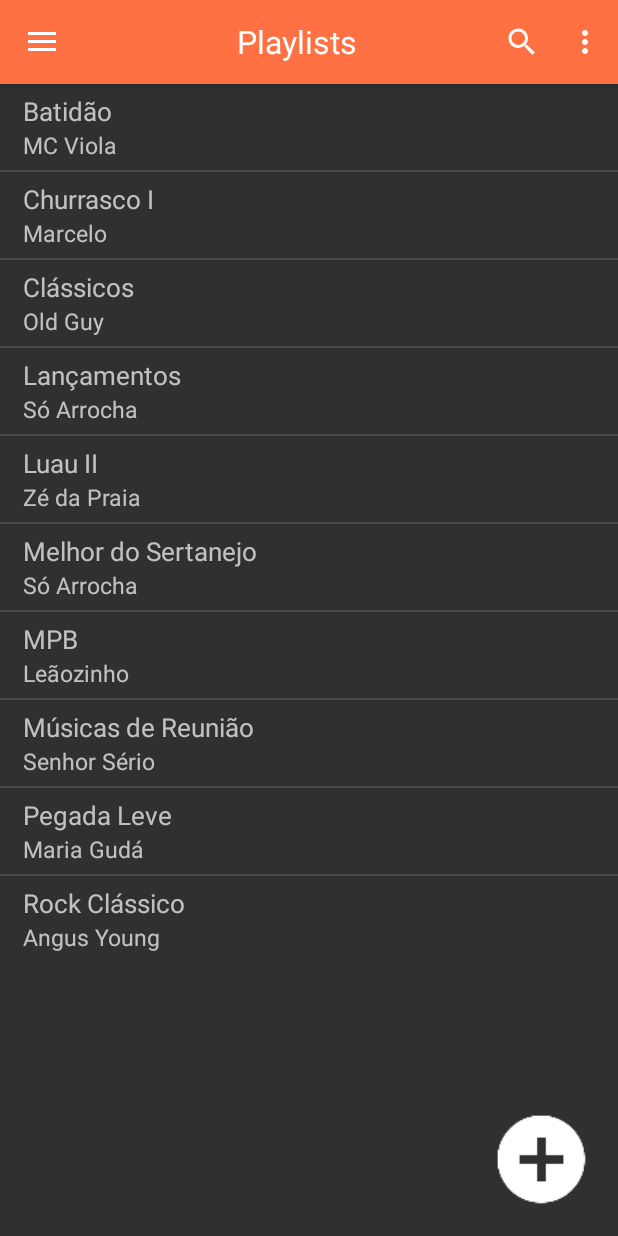
After one commit to Marcelexx/autocifra, an Android app: the fragment PlaylistsFragment placed in its activity, on a phone screen of 412 x 824 dp. The commit adds this screen. Run offline under Robolectric (Android 15) with nearby library versions, the phone set to English and light mode, and no system bars.

Commit message:
Adicionada aba de playlists com indexação;

```diff
--- a/app/src/main/java/marceloferracin/autocifra/activities/MainActivity.java
+++ b/app/src/main/java/marceloferracin/autocifra/activities/MainActivity.java
@@ -16,6 +16,7 @@ import android.widget.ListView;
 
 import marceloferracin.autocifra.R;
 import marceloferracin.autocifra.fragments.CifrasFragment;
+import marceloferracin.autocifra.fragments.PlaylistsFragment;
 
 public class MainActivity extends AppCompatActivity {
     private DrawerLayout mDrawer;
@@ -79,7 +80,7 @@ public class MainActivity extends AppCompatActivity {
                 fragment = new CifrasFragment();
                 break;
             case 1:
-                fragment = new CifrasFragment();
+                fragment = new PlaylistsFragment();
                 break;
         }
 
--- a/app/src/main/java/marceloferracin/autocifra/adapters/CifrasViewPagerAdapter.java
+++ b/app/src/main/java/marceloferracin/autocifra/adapters/cifras/CifrasViewPagerAdapter.java
@@ -1,11 +1,11 @@
-package marceloferracin.autocifra.adapters;
+package marceloferracin.autocifra.adapters.cifras;
 
 import android.support.v4.app.Fragment;
 import android.support.v4.app.FragmentManager;
 import android.support.v4.app.FragmentStatePagerAdapter;
 
-import marceloferracin.autocifra.fragments.PlaylistCifrasFragment;
-import marceloferracin.autocifra.fragments.TopCifrasFragment;
+import marceloferracin.autocifra.fragments.cifrassubfragments.PlaylistCifrasFragment;
+import marceloferracin.autocifra.fragments.cifrassubfragments.TopCifrasFragment;
 
 /**
  *
--- a/app/src/main/java/marceloferracin/autocifra/adapters/PlaylistCifrasListAdapter.java
+++ b/app/src/main/java/marceloferracin/autocifra/adapters/cifras/PlaylistCifrasListAdapter.java
@@ -1,4 +1,4 @@
-package marceloferracin.autocifra.adapters;
+package marceloferracin.autocifra.adapters.cifras;
 
 import android.app.Activity;
 import android.view.LayoutInflater;
@@ -51,7 +51,7 @@ public class PlaylistCifrasListAdapter extends ArrayAdapter<PlaylistItem> {
     @Override
     public View getView(int position, View convertView, ViewGroup parent) {
         if (convertView == null) {
-            convertView = LayoutInflater.from(mActivity).inflate(R.layout.playlist_cifas_item, null);
+            convertView = LayoutInflater.from(mActivity).inflate(R.layout.playlist_cifras_item, null);
         }
 
         TextView playlistNameTextView = (TextView) convertView.findViewById(R.id.playlistNameTextView);
--- /dev/null
+++ b/app/src/main/java/marceloferracin/autocifra/adapters/cifras/TopCifrasListAdapter.java
@@ -0,0 +1,65 @@
+package marceloferracin.autocifra.adapters.cifras;
+
+import android.app.Activity;
+import android.view.LayoutInflater;
+import android.view.View;
+import android.view.ViewGroup;
+import android.widget.ArrayAdapter;
+import android.widget.TextView;
+
+import java.util.ArrayList;
+import java.util.List;
+
+import marceloferracin.autocifra.R;
+import marceloferracin.autocifra.models.CifraItem;
+
+/**
+ *
+ * Created by Marcelo Ferracin on 22/11/2015.
+ */
+
+public class TopCifrasListAdapter extends ArrayAdapter<CifraItem> {
+    private List<CifraItem> mCifraItemList;
+    private Activity mActivity;
+
+    public TopCifrasListAdapter(Activity activity, int textViewResourceId, List<CifraItem> cifraItemList) {
+        super(activity, textViewResourceId, cifraItemList);
+
+        mCifraItemList = new ArrayList<>();
+        mActivity = activity;
+
+        for (int i = 0; i < cifraItemList.size(); ++i) {
+            mCifraItemList.add(cifraItemList.get(i));
+        }
+    }
+
+    @Override
+    public int getCount() {
+        return mCifraItemList.size();
+    }
+
+    @Override
+    public CifraItem getItem(int position) {
+        return mCifraItemList.get(position);
+    }
+
+    @Override
+    public long getItemId(int position) {
+        return 0;
+    }
+
+    @Override
+    public View getView(int position, View convertView, ViewGroup parent) {
+        if (convertView == null) {
+            convertView = LayoutInflater.from(mActivity).inflate(R.layout.top_cifras_item, null);
+        }
+
+        TextView musicTextView = (TextView) convertView.findViewById(R.id.musicTextView);
+        TextView artistTextView = (TextView) convertView.findViewById(R.id.artistTextView);
+
+        musicTextView.setText(mCifraItemList.get(position).getMusic());
+        artistTextView.setText(mCifraItemList.get(position).getArtist());
+
+        return convertView;
+    }
+}
--- a/app/src/main/java/marceloferracin/autocifra/adapters/TopCifrasListAdapter.java
+++ b/app/src/main/java/marceloferracin/autocifra/adapters/playlists/PlaylistListAdapter.java
@@ -1,4 +1,4 @@
-package marceloferracin.autocifra.adapters;
+package marceloferracin.autocifra.adapters.playlists;
 
 import android.app.Activity;
 import android.view.LayoutInflater;
@@ -12,38 +12,38 @@ import java.util.ArrayList;
 import java.util.List;
 
 import marceloferracin.autocifra.R;
-import marceloferracin.autocifra.models.CifraItem;
+import marceloferracin.autocifra.models.PlaylistItem;
 import marceloferracin.autocifra.utils.StringMatcher;
 
 /**
  *
- * Created by Marcelo Ferracin on 22/11/2015.
+ * Created by Marcelo Ferracin on 24/11/2015.
  */
 
-public class TopCifrasListAdapter extends ArrayAdapter<CifraItem> implements SectionIndexer {
-    private List<CifraItem> mCifraItemList;
+public class PlaylistListAdapter extends ArrayAdapter<PlaylistItem> implements SectionIndexer {
+    private List<PlaylistItem> mPlaylistItemList;
     private Activity mActivity;
     private String mSections = "#ABCDEFGHIJKLMNOPQRSTUVWXYZ";
 
-    public TopCifrasListAdapter(Activity activity, int textViewResourceId, List<CifraItem> cifraItemList) {
-        super(activity, textViewResourceId, cifraItemList);
+    public PlaylistListAdapter(Activity activity, int textViewResourceId, List<PlaylistItem> playlistItemList) {
+        super(activity, textViewResourceId, playlistItemList);
 
-        mCifraItemList = new ArrayList<>();
+        mPlaylistItemList = new ArrayList<>();
         mActivity = activity;
 
-        for (int i = 0; i < cifraItemList.size(); ++i) {
-            mCifraItemList.add(cifraItemList.get(i));
+        for (int i = 0; i < playlistItemList.size(); ++i) {
+            mPlaylistItemList.add(playlistItemList.get(i));
         }
     }
 
     @Override
     public int getCount() {
-        return mCifraItemList.size();
+        return mPlaylistItemList.size();
     }
 
     @Override
-    public CifraItem getItem(int position) {
-        return mCifraItemList.get(position);
+    public PlaylistItem getItem(int position) {
+        return mPlaylistItemList.get(position);
     }
 
     @Override
@@ -60,8 +60,8 @@ public class TopCifrasListAdapter extends ArrayAdapter<CifraItem> implements Sec
         TextView musicTextView = (TextView) convertView.findViewById(R.id.musicTextView);
         TextView artistTextView = (TextView) convertView.findViewById(R.id.artistTextView);
 
-        musicTextView.setText(mCifraItemList.get(position).getMusic());
-        artistTextView.setText(mCifraItemList.get(position).getArtist());
+        musicTextView.setText(mPlaylistItemList.get(position).getPlaylist());
+        artistTextView.setText(mPlaylistItemList.get(position).getContributor());
 
         return convertView;
     }
@@ -73,12 +73,12 @@ public class TopCifrasListAdapter extends ArrayAdapter<CifraItem> implements Sec
             for (int j = 0; j < getCount(); j++) {
                 if (i == 0) {
                     for (int k = 0; k <= 9; k++) {
-                        if (StringMatcher.match(String.valueOf(getItem(j).getMusic().charAt(0)), String.valueOf(k))) {
+                        if (StringMatcher.match(String.valueOf(getItem(j).getPlaylist().charAt(0)), String.valueOf(k))) {
                             return j;
                         }
                     }
                 } else {
-                    if (StringMatcher.match(String.valueOf(getItem(j).getMusic().charAt(0)), String.valueOf(mSections.charAt(i)))) {
+                    if (StringMatcher.match(String.valueOf(getItem(j).getPlaylist().charAt(0)), String.valueOf(mSections.charAt(i)))) {
                         return j;
                     }
                 }
--- a/app/src/main/java/marceloferracin/autocifra/fragments/CifrasFragment.java
+++ b/app/src/main/java/marceloferracin/autocifra/fragments/CifrasFragment.java
@@ -12,7 +12,7 @@ import android.view.ViewGroup;
 import android.widget.TextView;
 
 import marceloferracin.autocifra.R;
-import marceloferracin.autocifra.adapters.CifrasViewPagerAdapter;
+import marceloferracin.autocifra.adapters.cifras.CifrasViewPagerAdapter;
 import marceloferracin.autocifra.layout.SlidingTabLayout;
 
 
--- /dev/null
+++ b/app/src/main/java/marceloferracin/autocifra/fragments/PlaylistsFragment.java
@@ -0,0 +1,128 @@
+package marceloferracin.autocifra.fragments;
+
+import android.os.Bundle;
+import android.support.v4.app.Fragment;
+import android.view.LayoutInflater;
+import android.view.Menu;
+import android.view.MenuInflater;
+import android.view.MenuItem;
+import android.view.View;
+import android.view.ViewGroup;
+import android.widget.ListView;
+import android.widget.TextView;
+
+import java.util.ArrayList;
+import java.util.Collections;
+import java.util.Comparator;
+import java.util.List;
+
+import marceloferracin.autocifra.R;
+import marceloferracin.autocifra.adapters.playlists.PlaylistListAdapter;
+import marceloferracin.autocifra.models.PlaylistItem;
+
+/**
+ * Created by Marcelo Ferracin on 24/11/2015.
+ */
+
+public class PlaylistsFragment extends Fragment {
+    @Override
+    public View onCreateView(LayoutInflater inflater, ViewGroup container, Bundle savedInstanceState) {
+        View v = inflater.inflate(R.layout.fragment_playlists, container, false);
+        setHasOptionsMenu(true);
+        initComponents(v);
+
+        return v;
+    }
+
+    @Override
+    public void onCreateOptionsMenu(Menu menu, MenuInflater inflater) {
+        inflater.inflate(R.menu.menu_music, menu);
+        super.onCreateOptionsMenu(menu, inflater);
+    }
+
+    @Override
+    public boolean onOptionsItemSelected(MenuItem item) {
+        int id = item.getItemId();
+
+        return id == R.id.top_music_settings || super.onOptionsItemSelected(item);
+    }
+
+    private void initComponents(View v) {
+        TextView toolbarTitle = (TextView) getActivity().findViewById(R.id.main_toolbar_title);
+        toolbarTitle.setText(getString(R.string.playlists_title));
+
+        ListView topMusicCypherListView = (ListView) v.findViewById(R.id.playlistsListView);
+
+        //TODO Ler do servidor
+        List<PlaylistItem> playlistItemList = setPartialPlaylists();
+
+        topMusicCypherListView.setFastScrollEnabled(true);
+
+        final PlaylistListAdapter adapter = new PlaylistListAdapter(getActivity(), R.layout.playlist_cifras_item, playlistItemList);
+        topMusicCypherListView.setAdapter(adapter);
+    }
+
+    private List<PlaylistItem> setPartialPlaylists() {
+        List<PlaylistItem> playlistItemList = new ArrayList<>();
+
+        PlaylistItem playlistItem1 = new PlaylistItem();
+        playlistItem1.setPlaylist("Churrasco I");
+        playlistItem1.setContributor("Marcelo");
+
+        PlaylistItem playlistItem2 = new PlaylistItem();
+        playlistItem2.setPlaylist("Luau II");
+        playlistItem2.setContributor("Zé da Praia");
+
+        PlaylistItem playlistItem3 = new PlaylistItem();
+        playlistItem3.setPlaylist("Músicas de Reunião");
+        playlistItem3.setContributor("Senhor Sério");
+
+        PlaylistItem playlistItem4 = new PlaylistItem();
+        playlistItem4.setPlaylist("Pegada Leve");
+        playlistItem4.setContributor("Maria Gudá");
+
+        PlaylistItem playlistItem5 = new PlaylistItem();
+        playlistItem5.setPlaylist("Batidão");
+        playlistItem5.setContributor("MC Viola");
+
+        PlaylistItem playlistItem6 = new PlaylistItem();
+        playlistItem6.setPlaylist("Clássicos");
+        playlistItem6.setContributor("Old Guy");
+
+        PlaylistItem playlistItem7 = new PlaylistItem();
+        playlistItem7.setPlaylist("Melhor do Sertanejo");
+        playlistItem7.setContributor("Só Arrocha");
+
+        PlaylistItem playlistItem8 = new PlaylistItem();
+        playlistItem8.setPlaylist("Lançamentos");
+        playlistItem8.setContributor("Só Arrocha");
+
+        PlaylistItem playlistItem9 = new PlaylistItem();
+        playlistItem9.setPlaylist("Rock Clássico");
+        playlistItem9.setContributor("Angus Young");
+
+        PlaylistItem playlistItem10 = new PlaylistItem();
+        playlistItem10.setPlaylist("MPB");
+        playlistItem10.setContributor("Leãozinho");
+
+        playlistItemList.add(playlistItem1);
+        playlistItemList.add(playlistItem2);
+        playlistItemList.add(playlistItem3);
+        playlistItemList.add(playlistItem4);
+        playlistItemList.add(playlistItem5);
+        playlistItemList.add(playlistItem6);
+        playlistItemList.add(playlistItem7);
+        playlistItemList.add(playlistItem8);
+        playlistItemList.add(playlistItem9);
+        playlistItemList.add(playlistItem10);
+
+        Collections.sort(playlistItemList, new Comparator<PlaylistItem>() {
+            @Override
+            public int compare(PlaylistItem s1, PlaylistItem s2) {
+                return s1.getPlaylist().compareToIgnoreCase(s2.getPlaylist());
+            }
+        });
+
+        return playlistItemList;
+    }
+}
--- a/app/src/main/java/marceloferracin/autocifra/fragments/PlaylistCifrasFragment.java
+++ b/app/src/main/java/marceloferracin/autocifra/fragments/cifrassubfragments/PlaylistCifrasFragment.java
@@ -1,4 +1,4 @@
-package marceloferracin.autocifra.fragments;
+package marceloferracin.autocifra.fragments.cifrassubfragments;
 
 import android.os.Bundle;
 import android.support.annotation.Nullable;
@@ -12,7 +12,7 @@ import java.util.ArrayList;
 import java.util.List;
 
 import marceloferracin.autocifra.R;
-import marceloferracin.autocifra.adapters.PlaylistCifrasListAdapter;
+import marceloferracin.autocifra.adapters.cifras.PlaylistCifrasListAdapter;
 import marceloferracin.autocifra.models.PlaylistItem;
 
 /**
@@ -36,7 +36,7 @@ public class PlaylistCifrasFragment extends Fragment {
         //TODO Ler do servidor
         List<PlaylistItem> playlistItemList = setPartialPlaylists();
 
-        final PlaylistCifrasListAdapter adapter = new PlaylistCifrasListAdapter(getActivity(), R.layout.playlist_cifas_item, playlistItemList);
+        final PlaylistCifrasListAdapter adapter = new PlaylistCifrasListAdapter(getActivity(), R.layout.playlist_cifras_item, playlistItemList);
         playlistCypherListView.setAdapter(adapter);
     }
 
--- a/app/src/main/java/marceloferracin/autocifra/fragments/TopCifrasFragment.java
+++ b/app/src/main/java/marceloferracin/autocifra/fragments/cifrassubfragments/TopCifrasFragment.java
@@ -1,4 +1,4 @@
-package marceloferracin.autocifra.fragments;
+package marceloferracin.autocifra.fragments.cifrassubfragments;
 
 import android.os.Bundle;
 import android.support.annotation.Nullable;
@@ -12,7 +12,7 @@ import java.util.ArrayList;
 import java.util.List;
 
 import marceloferracin.autocifra.R;
-import marceloferracin.autocifra.adapters.TopCifrasListAdapter;
+import marceloferracin.autocifra.adapters.cifras.TopCifrasListAdapter;
 import marceloferracin.autocifra.models.CifraItem;
 
 /**
@@ -35,8 +35,6 @@ public class TopCifrasFragment extends Fragment {
 
         //TODO Ler do servidor
         List<CifraItem> cifraItemList = setPartialCifras();
-
-        topMusicCypherListView.setFastScrollEnabled(true);
 
         final TopCifrasListAdapter adapter = new TopCifrasListAdapter(getActivity(), R.layout.top_cifras_item, cifraItemList);
         topMusicCypherListView.setAdapter(adapter);
--- /dev/null
+++ b/app/src/main/res/layout/fragment_playlists.xml
@@ -0,0 +1,23 @@
+<RelativeLayout xmlns:android="http://schemas.android.com/apk/res/android"
+    xmlns:tools="http://schemas.android.com/tools"
+    android:id="@+id/fragmentMusicLayout"
+    android:layout_width="match_parent"
+    android:layout_height="match_parent"
+    tools:context=".fragments.CifrasFragment">
+
+    <marceloferracin.autocifra.layout.IndexableListView
+        android:id="@+id/playlistsListView"
+        android:layout_width="match_parent"
+        android:layout_height="wrap_content" />
+
+    <ImageButton
+        android:layout_width="70dp"
+        android:layout_height="70dp"
+        android:layout_alignParentBottom="true"
+        android:layout_alignParentEnd="true"
+        android:layout_alignParentRight="true"
+        android:layout_margin="@dimen/fab_margin"
+        android:background="@mipmap/ic_add_circle_white_48dp"
+        android:contentDescription="@null" />
+
+</RelativeLayout>
--- a/app/src/main/res/layout/fragment_top_cifras.xml
+++ b/app/src/main/res/layout/fragment_top_cifras.xml
@@ -4,7 +4,7 @@
     android:layout_height="match_parent"
     android:orientation="vertical">
 
-    <marceloferracin.autocifra.layout.IndexableListView
+    <ListView
         android:id="@+id/topMusicCypherListView"
         android:layout_width="match_parent"
         android:layout_height="wrap_content" />
--- a/app/src/main/res/values/strings.xml
+++ b/app/src/main/res/values/strings.xml
@@ -2,6 +2,7 @@
     <string name="app_name">AutoCifra</string>
     <!-- Screen Titles-->
     <string name="cifras_title">Cifras</string>
+    <string name="playlists_title">Playlists</string>
 
     <!-- Drawer Strings-->
     <string name="navigation_drawer_open">Abrir Menu</string>
```
Also changed, not shown: app/src/main/res/layout/playlist_cifras_item.xml (renamed from app/src/main/res/layout/playlist_cifas_item.xml).
